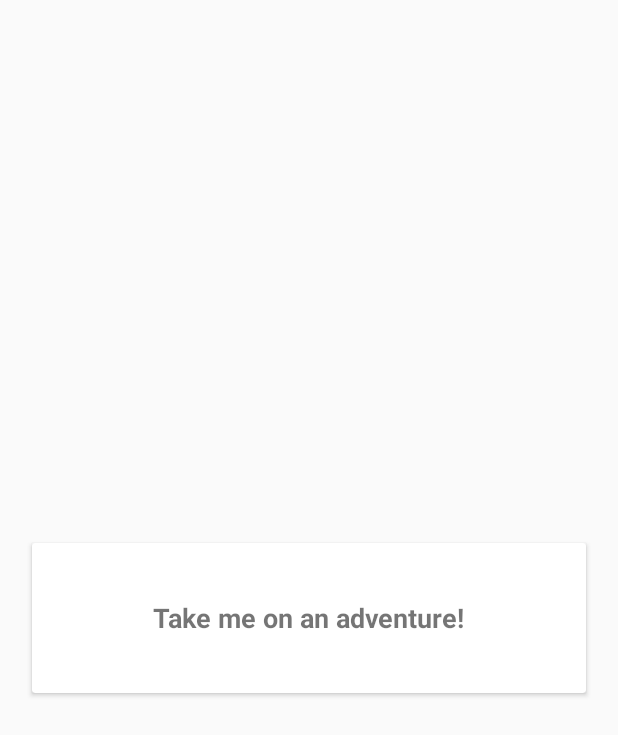
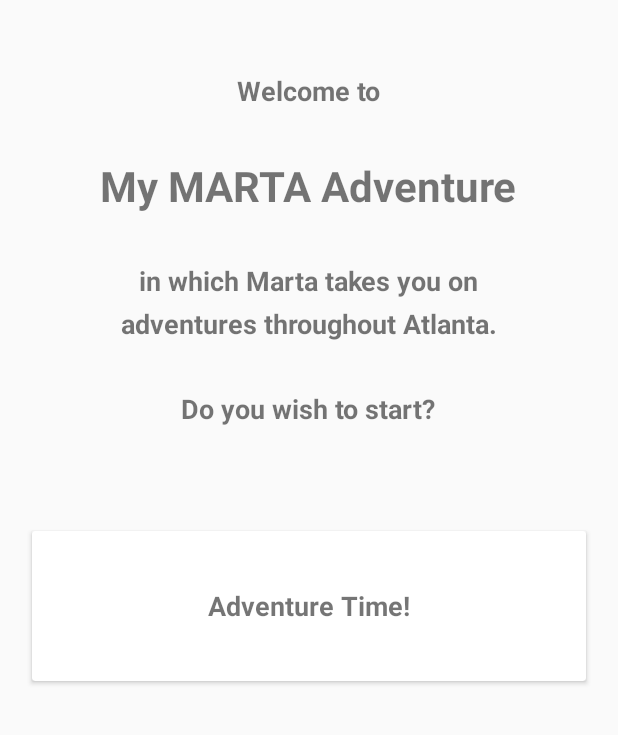
Before and after one commit to matthew-compton/MARTA, an Android app: the screen it shows after launch (IntroActivity), on a phone screen of 412 x 824 dp. Shown: the top 735 px of the screen. Run offline under Robolectric (Android 15) with nearby library versions, the phone set to English and light mode, and no system bars.

Commit message:
Activity Into screen -version1

```diff
--- a/app/src/main/res/layout/activity_intro.xml
+++ b/app/src/main/res/layout/activity_intro.xml
@@ -1,15 +1,67 @@
 <?xml version="1.0" encoding="utf-8"?>
-<FrameLayout
+<LinearLayout
     xmlns:android="http://schemas.android.com/apk/res/android"
     xmlns:card_view="http://schemas.android.com/apk/res-auto"
     xmlns:tools="http://schemas.android.com/tools"
     android:layout_width="match_parent"
     android:layout_height="match_parent"
     android:paddingBottom="@dimen/activity_vertical_margin"
+    android:orientation="vertical"
     android:paddingLeft="@dimen/activity_horizontal_margin"
     android:paddingRight="@dimen/activity_horizontal_margin"
     android:paddingTop="@dimen/activity_vertical_margin"
     tools:context="com.ambergleam.android.marta.IntroActivity">
+
+    <TextView
+        android:layout_marginTop="32dp"
+        android:layout_width="wrap_content"
+        android:layout_height="wrap_content"
+        android:layout_alignParentTop="true"
+        android:layout_gravity="center"
+        android:text="@string/app_welcome_message"
+        android:textSize="18sp"
+        android:textStyle="bold"
+        android:layout_marginBottom="32dp"/>
+
+    <TextView
+        android:layout_width="wrap_content"
+        android:layout_height="wrap_content"
+        android:layout_alignParentTop="true"
+        android:layout_gravity="center"
+        android:text="@string/app_name"
+        android:textSize="28sp"
+        android:textStyle="bold"
+        android:layout_marginBottom="32dp"/>
+
+    <TextView
+        android:layout_width="wrap_content"
+        android:layout_height="wrap_content"
+        android:layout_alignParentTop="true"
+        android:layout_gravity="center"
+        android:text="@string/app_description_part1"
+        android:textSize="18sp"
+        android:textStyle="bold"
+        android:layout_marginBottom="4dp"/>
+
+    <TextView
+        android:layout_width="wrap_content"
+        android:layout_height="wrap_content"
+        android:layout_alignParentTop="true"
+        android:layout_gravity="center"
+        android:text="@string/app_description_part2"
+        android:textSize="18sp"
+        android:textStyle="bold"
+        android:layout_marginBottom="32dp"/>
+
+    <TextView
+        android:layout_width="wrap_content"
+        android:layout_height="wrap_content"
+        android:layout_alignParentTop="true"
+        android:layout_gravity="center"
+        android:text="@string/app_intro_question"
+        android:textSize="18sp"
+        android:textStyle="bold"
+        android:layout_marginBottom="64dp"/>
 
     <android.support.v7.widget.CardView
         android:id="@+id/activity_intro_card"
@@ -31,4 +83,4 @@
 
     </android.support.v7.widget.CardView>
 
-</FrameLayout>
+</LinearLayout>
--- a/app/src/main/res/values/strings.xml
+++ b/app/src/main/res/values/strings.xml
@@ -1,7 +1,10 @@
 <resources>
-
+    <string name="app_welcome_message">Welcome to</string>
     <string name="app_name">My MARTA Adventure</string>
-    <string name="intro_message">Take me on an adventure!</string>
+    <string name="app_description_part1">in which Marta takes you on</string>
+    <string name="app_description_part2">adventures throughout Atlanta.</string>
+    <string name="app_intro_question">Do you wish to start?</string>
+    <string name="intro_message">Adventure Time!</string>
     <string name="selection_title_short">Short Stop</string>
     <string name="selection_title_medium">Medium Trip</string>
     <string name="selection_title_long">Long Hike</string>
```
